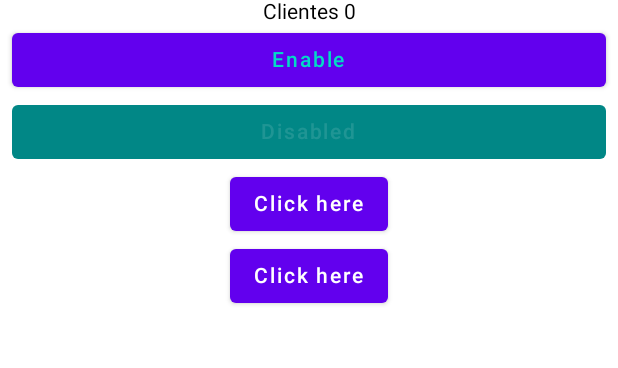
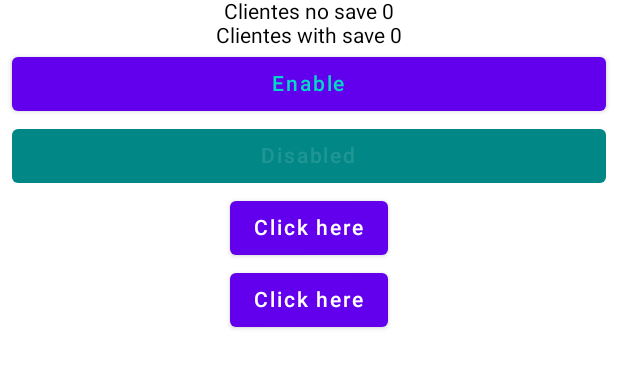
Before and after one commit to EllenMady/PocComposeDelta, an Android app built with Jetpack Compose: the @Preview function ClientsPreview, on a phone screen of 412 x 824 dp. Shown: the top 368 px of the screen. Run offline under Robolectric (Android 15) with nearby library versions, the phone set to English and light mode, and no system bars.

Commit message:
Learning state in compose

```diff
--- a/app/src/main/java/br/com/poccompose/ui/screen/ClientScreen.kt
+++ b/app/src/main/java/br/com/poccompose/ui/screen/ClientScreen.kt
@@ -7,6 +7,7 @@ import androidx.compose.foundation.layout.fillMaxSize
 import androidx.compose.material.Button
 import androidx.compose.material.Text
 import androidx.compose.runtime.*
+import androidx.compose.runtime.saveable.rememberSaveable
 import androidx.compose.ui.Alignment
 import androidx.compose.ui.Modifier
 import androidx.compose.ui.tooling.preview.Preview
@@ -17,7 +18,20 @@ import br.com.poccompose.ui.components.AppButtonSample
 fun ClientScreen(
     modifier: Modifier = Modifier
 ){
-    var count by remember {
+    /*
+    No compose, um estado é tudo que pode mudar em uma tela
+     */
+    /*
+    Use o remember caso voce queira que o estado persista durante as recomposicoes
+     */
+    var countNoSave by remember {
+        mutableStateOf(0)
+    }
+    /*
+    Caso voce queira que o estado persista mesmo que a tela mude de posicao (paisagem e retrato),
+    devera usar o rememberSaveable, que ira persistir a info mesmo com a reconstrucao da tela
+     */
+    var countSave by rememberSaveable {
         mutableStateOf(0)
     }
     Box(modifier.fillMaxSize()){
@@ -25,18 +39,21 @@ fun ClientScreen(
             verticalArrangement = Arrangement.Center,
             horizontalAlignment = Alignment.CenterHorizontally
         ) {
-            Text(text = "Clientes $count")
+            Text(text = "Clientes no save $countNoSave")
+            Text(text = "Clientes with save $countSave")
             AppButtonSample(text = "Enable"){
-                count++
+                countNoSave++
+                countSave++
             }
             AppButtonSample(text = "Disabled", enabled = false){
-                count++
+                countNoSave++
+                countSave++
             }
 
-            Button(onClick = { count++ }) {
+            Button(onClick = { countNoSave++;countSave++ }) {
                 Text(text = "Click here")
             }
-            Button(onClick = { count++ },enabled = if(count > 10) false else true) {
+            Button(onClick = { countNoSave++;countSave++ },enabled = if(countNoSave > 10) false else true) {
                 Text(text = "Click here")
             }
         }
```
